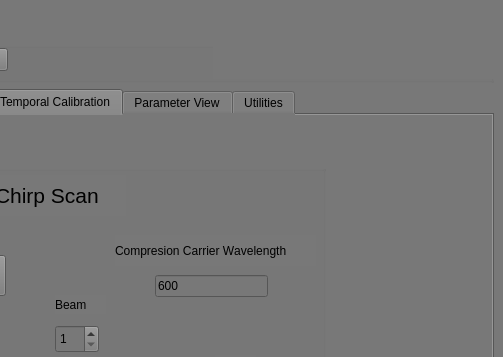
Before: the Qt Designer form src/GUI/main_GUI.ui in SilvaScience/colberto, drawn with Qt 5; both pictures show x 632 to 1135 and y 0 to 357 of the 1135 by 1002 pixel window.
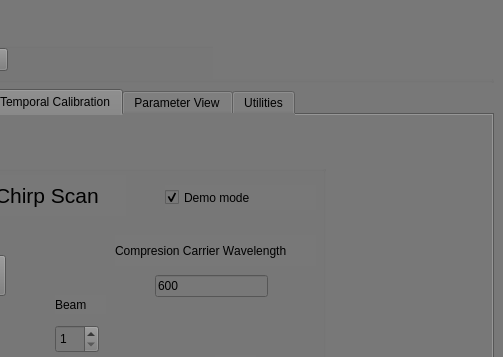
After: the same form once the commit is applied. Custom widgets are drawn as their Qt base class.

Commit message: integrate the demo mode as a box

Patch:
```diff
--- a/src/GUI/main_GUI.ui
+++ b/src/GUI/main_GUI.ui
@@ -1130,6 +1130,22 @@
             <number>1</number>
            </property>
           </widget>
+          <widget class="QCheckBox" name="Chirp_calib_demo_mode_checkbox">
+           <property name="geometry">
+            <rect>
+             <x>360</x>
+             <y>20</y>
+             <width>151</width>
+             <height>25</height>
+            </rect>
+           </property>
+           <property name="text">
+            <string>Demo mode</string>
+           </property>
+           <property name="checked">
+            <bool>true</bool>
+           </property>
+          </widget>
          </widget>
         </widget>
         <widget class="QWidget" name="parameter_tab">
```
The commit also changes 2 other files.
